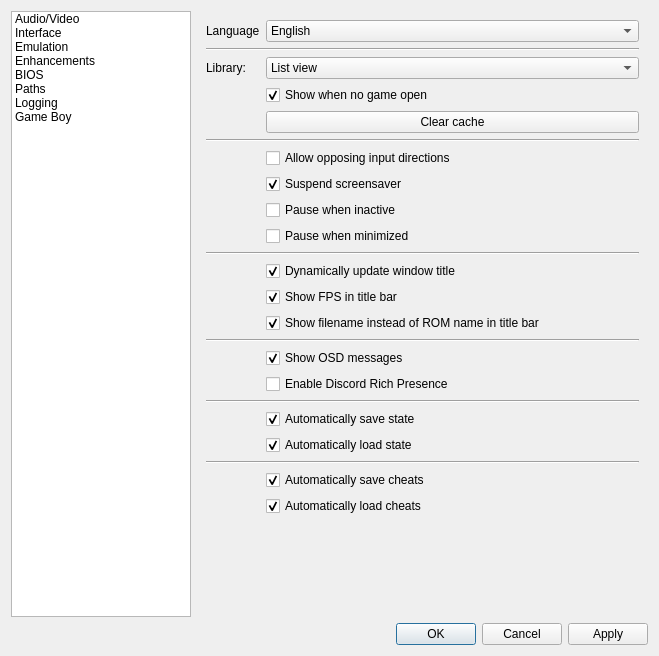
Qt form Libretro/mgba/src/platform/qt/SettingsView.ui (kiddreads/Avalon-copy2) before a commit.
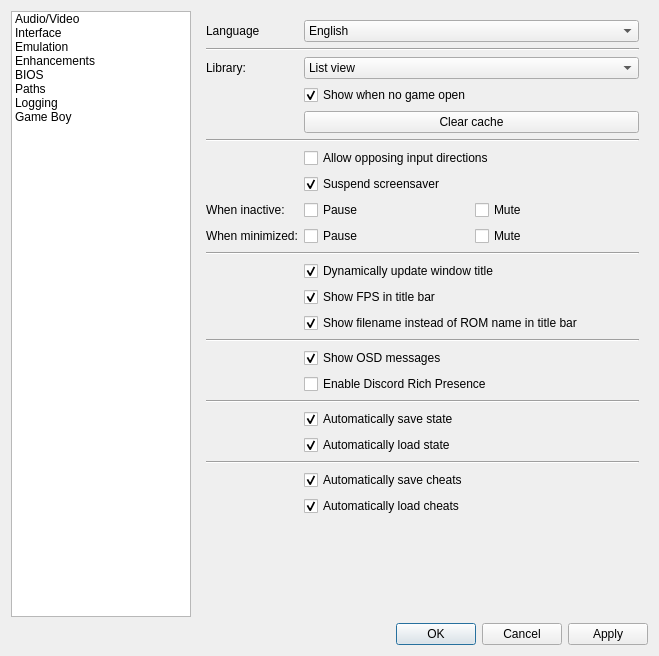
The same form after that commit. The open tabs and pages were chosen to show the change.

Commit message: Qt: Add options to mute on minimize or focus lost

Diff of the .ui file:
```diff
--- a/Libretro/mgba/src/platform/qt/SettingsView.ui
+++ b/Libretro/mgba/src/platform/qt/SettingsView.ui
@@ -556,18 +556,22 @@
         </widget>
        </item>
        <item row="8" column="1">
+        <layout class="QHBoxLayout" name="horizontalLayout_21">
+         <item>
         <widget class="QCheckBox" name="pauseOnFocusLost">
          <property name="text">
-          <string>Pause when inactive</string>
+            <string>Pause</string>
          </property>
         </widget>
        </item>
-       <item row="9" column="1">
-        <widget class="QCheckBox" name="pauseOnMinimize">
+         <item>
+          <widget class="QCheckBox" name="muteOnFocusLost">
          <property name="text">
-          <string>Pause when minimized</string>
-         </property>
-        </widget>
+            <string>Mute</string>
+           </property>
+          </widget>
+         </item>
+        </layout>
        </item>
        <item row="10" column="0" colspan="2">
         <widget class="Line" name="line_17">
@@ -684,6 +688,38 @@
          </property>
         </widget>
        </item>
+       <item row="9" column="1">
+        <layout class="QHBoxLayout" name="horizontalLayout_24">
+         <item>
+          <widget class="QCheckBox" name="pauseOnMinimize">
+           <property name="text">
+            <string>Pause</string>
+           </property>
+          </widget>
+         </item>
+         <item>
+          <widget class="QCheckBox" name="muteOnMinimize">
+           <property name="text">
+            <string>Mute</string>
+           </property>
+          </widget>
+         </item>
+        </layout>
+       </item>
+       <item row="8" column="0">
+        <widget class="QLabel" name="label_41">
+         <property name="text">
+          <string>When inactive:</string>
+         </property>
+        </widget>
+       </item>
+       <item row="9" column="0">
+        <widget class="QLabel" name="label_42">
+         <property name="text">
+          <string>When minimized:</string>
+         </property>
+        </widget>
+       </item>
       </layout>
      </widget>
      <widget class="QWidget" name="emulation">
```
Lines whose indentation alone changed are shown as unchanged. The commit also changes 2 other files.
